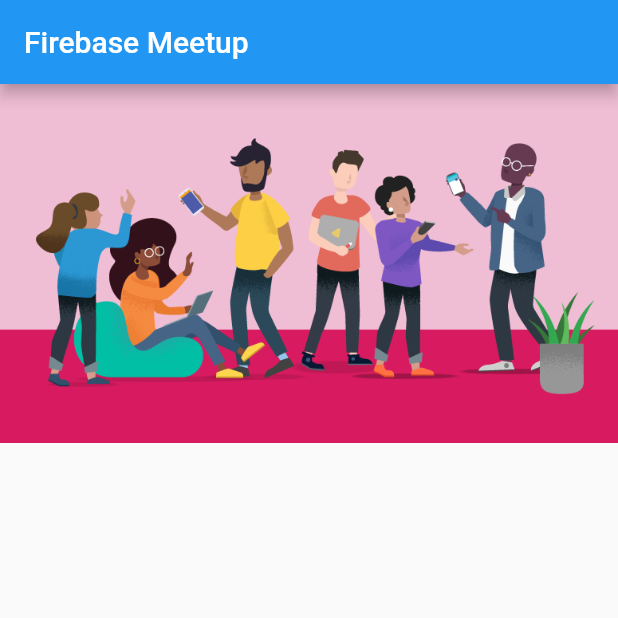
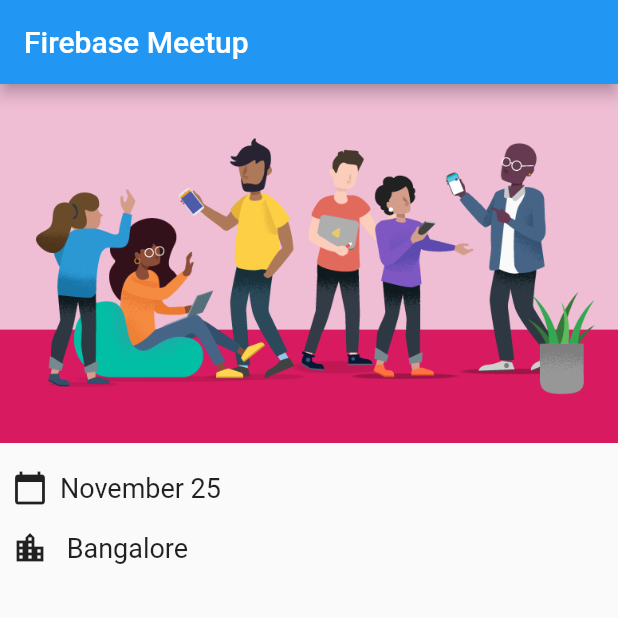
Before and after one commit to kirtijangid/meetup-app, a Flutter app: the screen it shows after launch, on a phone screen of 412 x 824 dp, the top half of it. Run offline on Flutter 3.47's test engine with Material 2 defaults, Android fonts, the phone set to English and light mode, and no system bars.

Commit message:
adding icons and detail

```diff
--- a/lib/homepage.dart
+++ b/lib/homepage.dart
@@ -1,4 +1,5 @@
 import 'package:flutter/material.dart';
+import 'package:meetup_app/src/widgets.dart';
 
 class HomePage extends StatelessWidget {
   const HomePage({super.key});
@@ -13,7 +14,10 @@
       ),
       body: ListView(
         children: <Widget> [
-          Image.asset('assets/codelab.png')
+          Image.asset('assets/codelab.png'),
+          SizedBox(height: 10,),
+          const IconAndDetail(Icons.calendar_today,'November 25'),
+          const IconAndDetail(Icons.location_city,' Bangalore'),
         ],
       ),
     );
--- a/lib/src/widgets.dart
+++ b/lib/src/widgets.dart
@@ -0,0 +1,20 @@
+import 'package:flutter/material.dart';
+
+class IconAndDetail extends StatelessWidget {
+  const IconAndDetail( this.icon,  this.detail, {super.key} );
+  final IconData icon;
+  final String detail;
+
+  @override
+  Widget build(BuildContext context) => Padding(
+        padding: EdgeInsets.all(8),
+        child: Row(
+          children: [
+            Icon(icon),
+            SizedBox(width: 8,),
+            Text(detail,
+            style: TextStyle(fontSize: 18),)
+          ],
+        ),
+      );
+}
--- a/pubspec.yaml
+++ b/pubspec.yaml
@@ -35,6 +35,8 @@
   # The following adds the Cupertino Icons font to your application.
   # Use with the CupertinoIcons class for iOS style icons.
   cupertino_icons: ^1.0.2
+  google_fonts: ^6.1.0
+  go_router: ^12.1.1
 
 dev_dependencies:
   flutter_test:
```
Also changed, not shown: pubspec.lock, 1 other file.
